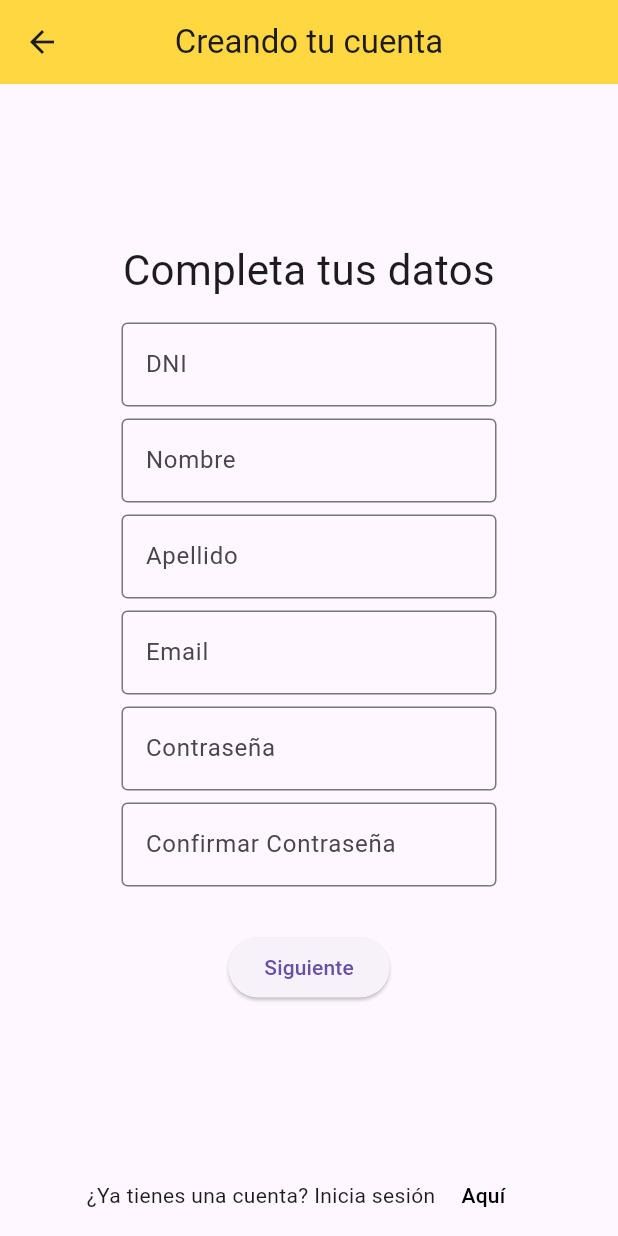
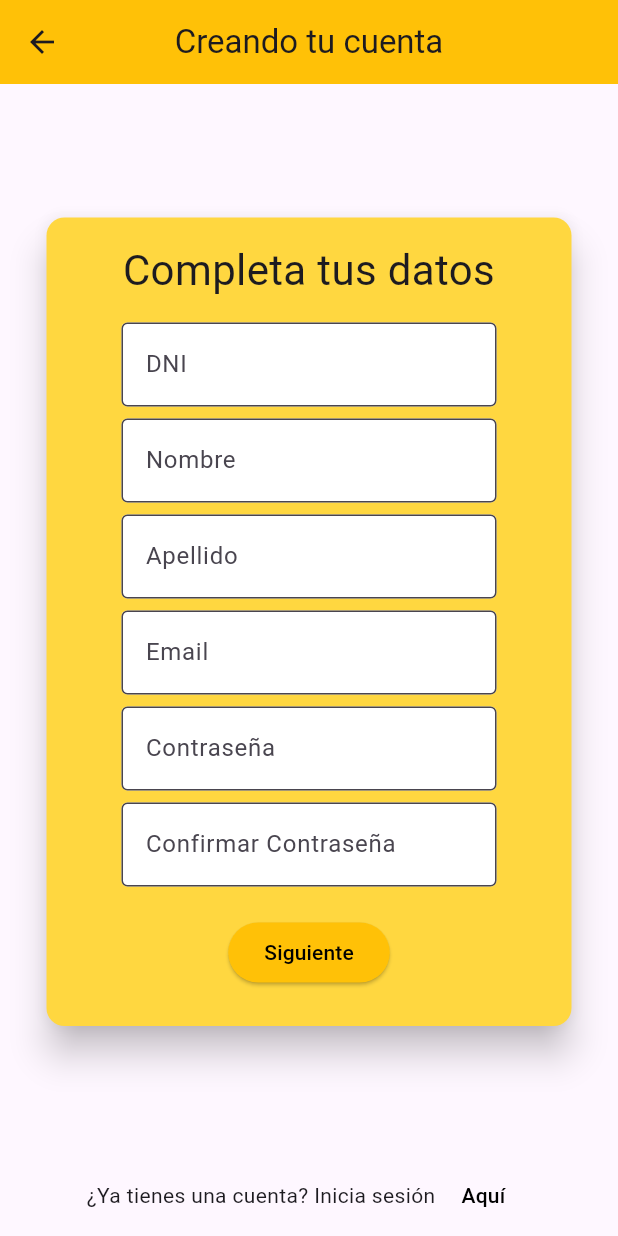
Before and after one commit to ValentinoPicco/alumnos-girasoles, a Flutter app: the RegisterScreen screen opened by its route, on a phone screen of 412 x 824 dp. Run offline on Flutter 3.47's test engine with Material 3 defaults, Android fonts, the phone set to English and light mode, and no system bars; our stand-ins replace flutter_dotenv, supabase_flutter; accounts and stored records are empty; network calls fail.

Commit message:
algunos cambios de apariencia

```diff
--- a/alumnos_girasoles/lib/main.dart
+++ b/alumnos_girasoles/lib/main.dart
@@ -24,7 +24,7 @@ class MyApp extends StatelessWidget {
   @override
   Widget build(BuildContext context) {
     return MaterialApp(
-      initialRoute: RegisterScreen.routeName,
+      initialRoute: LoginScreen.routeName,
       onGenerateRoute: AppRouter.onGenerateRoute,
     );
   }
--- a/alumnos_girasoles/lib/views/register.dart
+++ b/alumnos_girasoles/lib/views/register.dart
@@ -149,7 +149,7 @@ class _RegisterScreenState extends State<RegisterScreen> {
       appBar: AppBar(
         title: const Text('Creando tu cuenta'),
         centerTitle: true,
-        backgroundColor: Colors.amberAccent,
+        backgroundColor: Colors.amber,
       ),
       body: Center(child: buildStepContent()),
     );
--- a/alumnos_girasoles/lib/views/register_steps/register_step_0.dart
+++ b/alumnos_girasoles/lib/views/register_steps/register_step_0.dart
@@ -33,17 +33,30 @@ class RegisterStep0 extends StatelessWidget {
       mainAxisAlignment: MainAxisAlignment.spaceBetween,
       children: [
         Expanded(
+          child: Center(
+            child: SingleChildScrollView(
+              child: Column(
+                mainAxisSize: MainAxisSize.min,
+                children: [
+                  Card(
+                    color: Colors.amberAccent,
+                    elevation: 10,
+                    child: SizedBox(
+                      width: 350,
                       child: Column(
                         mainAxisAlignment: MainAxisAlignment.center,
-            mainAxisSize: MainAxisSize.min,
                         children: [
+                          const SizedBox(height: 15),
                           const Text(
                             'Completa tus datos',
                             style: TextStyle(fontSize: 28.0),
                             textAlign: TextAlign.center,
                           ),
                           const SizedBox(height: 15),
-              CustomTextField(labelText: 'DNI', controller: dniController),
+                          CustomTextField(
+                            labelText: 'DNI',
+                            controller: dniController,
+                          ),
                           const SizedBox(height: 8),
                           CustomTextField(
                             labelText: 'Nombre',
@@ -55,7 +68,10 @@ class RegisterStep0 extends StatelessWidget {
                             controller: apellidoController,
                           ),
                           const SizedBox(height: 8),
-              CustomTextField(labelText: 'Email', controller: emailController),
+                          CustomTextField(
+                            labelText: 'Email',
+                            controller: emailController,
+                          ),
                           const SizedBox(height: 8),
                           CustomTextField(
                             labelText: 'Contraseña',
@@ -68,8 +84,11 @@ class RegisterStep0 extends StatelessWidget {
                             obscureText: true,
                             controller: confirmPasswordController,
                           ),
-              const SizedBox(height: 30),
+                          const SizedBox(height: 20),
                           ElevatedButton(
+                            style: ElevatedButton.styleFrom(
+                              backgroundColor: Colors.amber,
+                            ),
                             onPressed: () async {
                               if (await registerControler.validarDatos(
                                 dniController.text,
@@ -83,12 +102,22 @@ class RegisterStep0 extends StatelessWidget {
                                 onNext();
                               }
                             },
-                child: const Text('Siguiente'),
+                            child: const Text(
+                              'Siguiente',
+                              style: TextStyle(color: Colors.black),
+                            ),
+                          ),
+                          const SizedBox(height: 25),
+                        ],
+                      ),
+                    ),
                   ),
                 ],
               ),
             ),
-        doYouHaveAnAccount(),
+          ),
+        ),
+        doYouHaveAnAccount(context),
         const SizedBox(height: 3),
       ],
     );
--- a/alumnos_girasoles/lib/views/register_steps/register_step_1.dart
+++ b/alumnos_girasoles/lib/views/register_steps/register_step_1.dart
@@ -65,7 +65,7 @@ class RegisterStep1 extends StatelessWidget {
             ],
           ),
         ),
-        doYouHaveAnAccount(),
+        doYouHaveAnAccount(context),
         const SizedBox(height: 3),
       ],
     );
--- a/alumnos_girasoles/lib/views/register_steps/register_step_2.dart
+++ b/alumnos_girasoles/lib/views/register_steps/register_step_2.dart
@@ -94,7 +94,7 @@ class RegisterStep2 extends StatelessWidget {
             ],
           ),
         ),
-        doYouHaveAnAccount(),
+        doYouHaveAnAccount(context),
         const SizedBox(height: 3),
       ],
     );
--- a/alumnos_girasoles/lib/views/register_steps/register_step_3.dart
+++ b/alumnos_girasoles/lib/views/register_steps/register_step_3.dart
@@ -41,7 +41,7 @@ class RegisterStep3 extends StatelessWidget {
             ],
           ),
         ),
-        doYouHaveAnAccount(),
+        doYouHaveAnAccount(context),
         const SizedBox(height: 3),
       ],
     );
--- a/alumnos_girasoles/lib/views/register_steps/register_step_4.dart
+++ b/alumnos_girasoles/lib/views/register_steps/register_step_4.dart
@@ -73,7 +73,7 @@ class RegisterStep4 extends StatelessWidget {
             ],
           ),
         ),
-        doYouHaveAnAccount(),
+        doYouHaveAnAccount(context),
         const SizedBox(height: 3),
       ],
     );
--- a/alumnos_girasoles/lib/views/register_steps/register_step_5.dart
+++ b/alumnos_girasoles/lib/views/register_steps/register_step_5.dart
@@ -82,7 +82,7 @@ class RegisterStep5 extends StatelessWidget {
             ),
           ],
         ),
-        doYouHaveAnAccount(),
+        doYouHaveAnAccount(context),
         const SizedBox(height: 3),
       ],
     );
--- a/alumnos_girasoles/lib/widgets/custom_text_field.dart
+++ b/alumnos_girasoles/lib/widgets/custom_text_field.dart
@@ -20,8 +20,14 @@ class CustomTextField extends StatelessWidget {
         controller: controller,
         obscureText: obscureText,
         decoration: InputDecoration(
+          filled: true,
+          fillColor: Colors.white,
           border: OutlineInputBorder(),
+          focusedBorder: OutlineInputBorder(
+            borderSide: BorderSide(color: Colors.amber, width: 2.0),
+          ),
           labelText: labelText,
+          floatingLabelStyle: TextStyle(color: Colors.black),
         ),
       ),
     );
--- a/alumnos_girasoles/lib/widgets/do_you_have_an_account.dart
+++ b/alumnos_girasoles/lib/widgets/do_you_have_an_account.dart
@@ -1,13 +1,13 @@
 import 'package:flutter/material.dart';
 
-Widget doYouHaveAnAccount() {
+Widget doYouHaveAnAccount(BuildContext context) {
   Widget result = Row(
     mainAxisAlignment: MainAxisAlignment.center,
     children: [
       const Text('¿Ya tienes una cuenta? Inicia sesión'),
       TextButton(
         onPressed: () {
-          print('Vuelve a la pantalla de login');
+          Navigator.pop(context);
         },
         child: const Text('Aquí', style: TextStyle(color: Colors.black)),
       ),
```
Also changed, not shown: alumnos_girasoles/lib/views/login.dart (+29 -29 lines), alumnos_girasoles/lib/controllers/home_controller.dart (added). Lines whose indentation alone changed are shown as unchanged.
